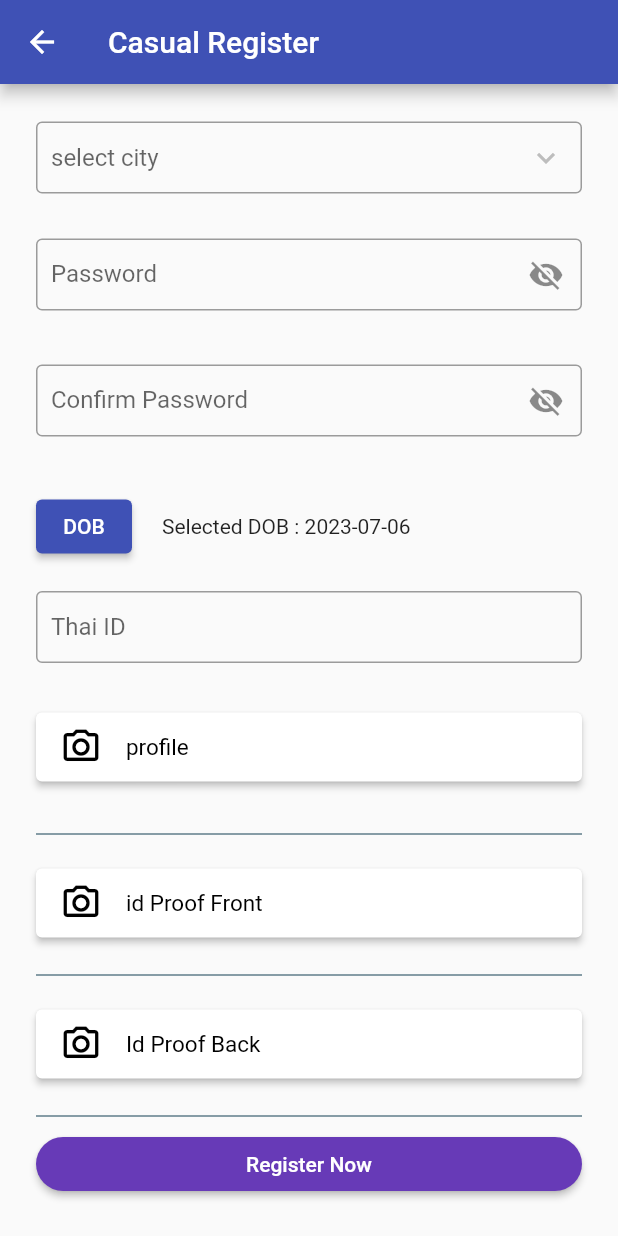
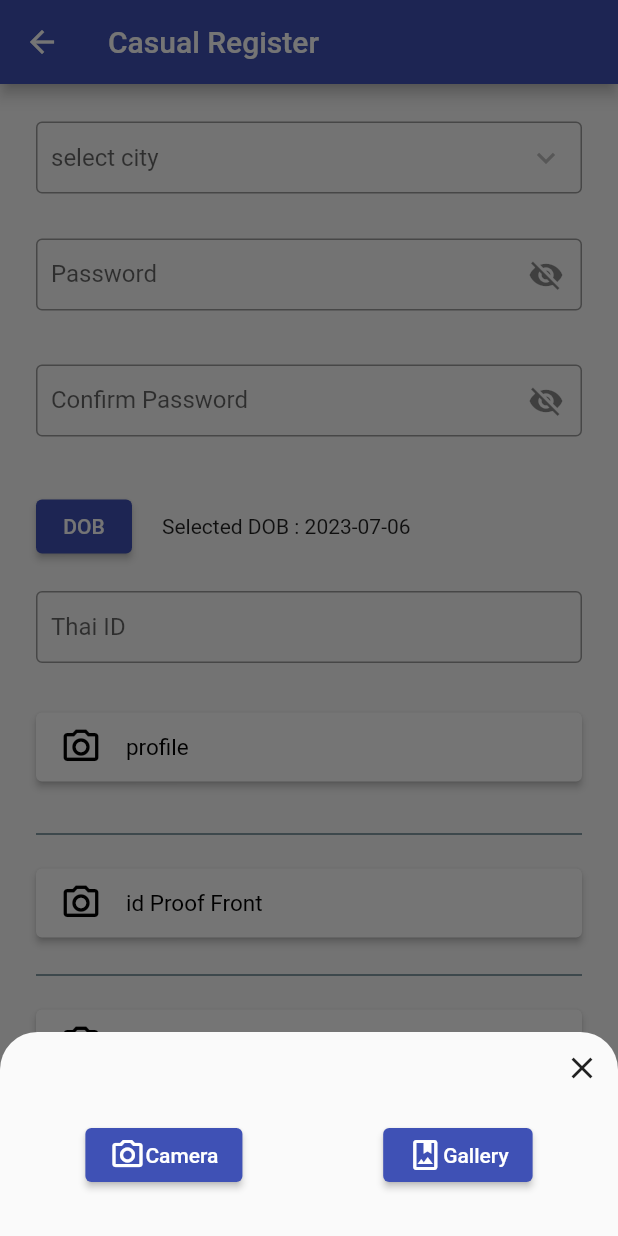
Before and after one commit to venkatraj-web/casual-app, a Flutter app: the RegisterScreen screen opened directly, scrolled down 453 dp, after a tap on "profile", on a phone screen of 412 x 824 dp. Run offline on Flutter 3.47's test engine with Material 2 defaults, Android fonts, the phone set to English and light mode, and no system bars; our stand-ins replace another_flushbar, fluttertoast, gap, image_picker, shared_preferences; accounts and stored records are empty; network calls fail.

```diff
--- a/lib/repositories/repository.dart
+++ b/lib/repositories/repository.dart
@@ -7,8 +7,8 @@ import 'package:http_parser/http_parser.dart';
 
 class Repository{
 
-  String _baseUrl = "http://www.qikcasual.com/api";
-  // String _baseUrl = "http://192.168.1.8:3006/api";
+  // String _baseUrl = "http://www.qikcasual.com/api";
+  String _baseUrl = "http://192.168.1.2:3006/api";
 
   String formater(String url){
     return _baseUrl + "/" + url;
@@ -37,6 +37,10 @@ class Repository{
   Future<dynamic> httpPost(String api, data) async {
     // print("email last = ${data}");
     return await http.post(Uri.parse(_baseUrl + "/" + api), body: data, headers:await getHeaders());
+  }
+
+  Future<dynamic> httpApplyJob(String api, id) async {
+    return await http.post(Uri.parse(_baseUrl + "/" + api + id.toString()), headers:await getHeaders());
   }
 
   Future<dynamic> httpPostFormData(String api, List<dynamic> images,Casual data) async{
--- a/lib/ui/auth/register_screen.dart
+++ b/lib/ui/auth/register_screen.dart
@@ -128,7 +128,8 @@ class _RegisterScreenState extends State<RegisterScreen> {
                   ): Center(),
                   const Gap(10),
                   _buildButton(title: "profile", icon: Icons.camera_alt_outlined, onClicked: () async {
-                    pickImage(ImageSource.camera, "avatar");
+                    // pickImage(ImageSource.camera, "avatar");
+                    openBottomSheet(context);
                   }),
                   Gap(10),
                   _errors['casual_avatar'] != null ?
@@ -213,6 +214,46 @@ class _RegisterScreenState extends State<RegisterScreen> {
     );
   }
 
+  void openBottomSheet(BuildContext context){
+    showModalBottomSheet(context: context,
+      isDismissible: true,
+      enableDrag: false,
+      shape: RoundedRectangleBorder(borderRadius: BorderRadius.vertical(
+        top: Radius.circular(25)
+      )),
+      builder: (context){
+      return SafeArea(
+        child: Column(
+          mainAxisSize: MainAxisSize.min,
+          children: [
+            Align(alignment: Alignment.topRight,
+                child: IconButton(onPressed: () => Navigator.pop(context), icon: Icon(Icons.close))),
+            Padding(
+              padding: const EdgeInsets.all(10.0),
+              child: Row(
+                mainAxisAlignment: MainAxisAlignment.spaceAround,
+                children: [
+                ElevatedButton(onPressed: () {
+                  Navigator.pop(context);
+                  pickImage(ImageSource.camera, "avatar");
+                }, child: Row(
+                  children: [Icon(Icons.camera_alt_outlined),Text("Camera")],
+                )),
+                  ElevatedButton(onPressed: () {
+                    Navigator.pop(context);
+                    pickImage(ImageSource.gallery, "avatar");
+                  }, child: Row(
+                    children: [Icon(Icons.photo_album_outlined),Text("Gallery")],
+                  ))
+                ],
+              ),
+            ),
+            Gap(20)
+          ],
+        ),
+      );
+    },);
+  }
   pickImage(ImageSource source, String fileName) async{
     final img = await ImagePicker().pickImage(source: source);
     if(img == null) return;
--- a/lib/ui/home_screen.dart
+++ b/lib/ui/home_screen.dart
@@ -255,7 +255,6 @@ class _HomeScreenState extends State<HomeScreen> with AutomaticKeepAliveClientMi
   Widget CasualJobCard(CasualJob job){
     return InkWell(
       onTap: () {
-        print("Job Details");
         Navigator.push(context, MaterialPageRoute(builder: (_) => JobDetailsScreen(job: job,)));
       },
       child: Container(
```
Also changed, not shown: lib/models/casualJob/applicantJob.dart (added, +41 -0 lines), lib/services/casualJob/casualJobService.dart (+24 -0 lines), lib/ui/activity/activityScreen.dart (added, +19 -0 lines), lib/ui/bottom_bar.dart (+13 -0 lines), lib/ui/casualJob/jobDetailsScreen.dart (+78 -6 lines), lib/ui/casualJob/jobListScreen.dart (+18 -8 lines).
